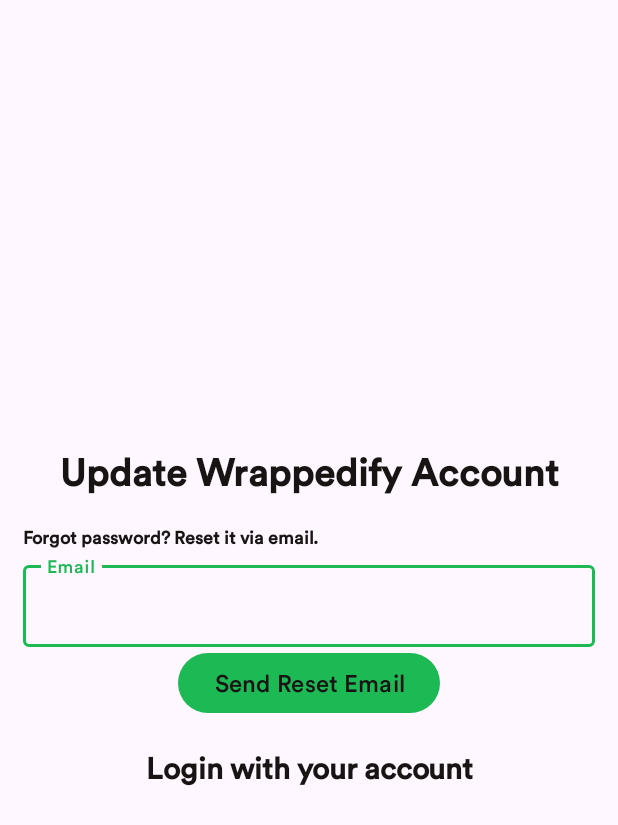
After one commit to ajiang4138/Wrappedify, an Android app: the UpdateAccount screen opened directly, with no data from a screen before it, on a phone screen of 412 x 824 dp. The commit adds this screen. Shown: the top 825 px of the screen. Run offline under Robolectric (Android 15) with nearby library versions, the phone set to English and light mode, and no system bars; our stand-ins replace Firebase (no records; nobody signed in at launch, a user with empty details on screens opened directly); libraries missing offline, so code that uses them is left out: com.spotify.sdk.

Commit message:
implemented change/reset password via email

```diff
--- /dev/null
+++ b/app/src/main/java/com/example/wrappedify/firebaseLogin/UpdateAccount.java
@@ -0,0 +1,77 @@
+package com.example.wrappedify.firebaseLogin;
+
+import android.content.Intent;
+import android.os.Bundle;
+import android.text.TextUtils;
+import android.view.View;
+import android.widget.Button;
+import android.widget.ProgressBar;
+import android.widget.TextView;
+import android.widget.Toast;
+
+import androidx.annotation.NonNull;
+import androidx.appcompat.app.AppCompatActivity;
+
+import com.example.wrappedify.R;
+import com.google.android.gms.tasks.OnCompleteListener;
+import com.google.android.gms.tasks.Task;
+import com.google.android.material.textfield.TextInputEditText;
+import com.google.firebase.auth.FirebaseAuth;
+import com.google.firebase.auth.FirebaseUser;
+import com.spotify.sdk.android.auth.LoginActivity;
+
+public class UpdateAccount extends AppCompatActivity {
+    TextInputEditText regEmail;
+    TextView login;
+    Button registerBtn;
+    ProgressBar progressBar;
+
+    FirebaseAuth mAuth;
+
+    @Override
+    protected void onCreate(Bundle savedInstanceState) {
+        super.onCreate(savedInstanceState);
+        setContentView(R.layout.update_account);
+
+        mAuth = FirebaseAuth.getInstance();
+
+        regEmail = findViewById(R.id.email);
+        registerBtn = findViewById(R.id.registration_btn);
+        progressBar = findViewById(R.id.progressBar);
+        login = findViewById(R.id.registerText);
+
+        login.setOnClickListener(new View.OnClickListener() {
+            @Override
+            public void onClick(View v) {
+                // Start LoginActivity
+                Intent intent = new Intent(UpdateAccount.this, Login.class);
+                startActivity(intent);
+                finish();
+            }
+        });
+
+        registerBtn.setOnClickListener(new View.OnClickListener() {
+            @Override
+            public void onClick(View v) {
+                progressBar.setVisibility(View.VISIBLE);
+                String email, newPassword, confPassword;
+                email = String.valueOf(regEmail.getText());
+
+                // Send password reset email
+                mAuth.sendPasswordResetEmail(email)
+                        .addOnCompleteListener(new OnCompleteListener<Void>() {
+                            @Override
+                            public void onComplete(@NonNull Task<Void> task) {
+                                if (task.isSuccessful()) {
+                                    Toast.makeText(UpdateAccount.this, "Password reset email sent!", Toast.LENGTH_SHORT).show();
+                                } else {
+                                    Toast.makeText(UpdateAccount.this, "Failed to send password reset email!", Toast.LENGTH_SHORT).show();
+                                }
+                                progressBar.setVisibility(View.GONE);
+                            }
+                        });
+            }
+        });
+
+    }
+}
--- a/app/src/main/res/layout/update_account.xml
+++ b/app/src/main/res/layout/update_account.xml
@@ -1,6 +1,76 @@
 <?xml version="1.0" encoding="utf-8"?>
-<androidx.constraintlayout.widget.ConstraintLayout xmlns:android="http://schemas.android.com/apk/res/android"
+<LinearLayout
+    xmlns:app="http://schemas.android.com/apk/res-auto"
+    xmlns:android="http://schemas.android.com/apk/res/android"
+    xmlns:tools="http://schemas.android.com/tools"
     android:layout_width="match_parent"
-    android:layout_height="match_parent">
+    android:layout_height="match_parent"
+    android:orientation="vertical"
+    android:gravity="center"
+    android:padding="15dp"
+    tools:context=".firebaseLogin.Registration">
 
-</androidx.constraintlayout.widget.ConstraintLayout>
+    <TextView
+        android:layout_width="match_parent"
+        android:layout_height="wrap_content"
+        android:text="Update Wrappedify Account"
+        android:textSize="25sp"
+        android:textStyle="bold"
+        android:gravity="center"
+        android:layout_marginBottom="20dp"/>
+
+    <TextView
+        android:layout_width="match_parent"
+        android:layout_height="wrap_content"
+        android:layout_marginBottom="5dp"
+        android:text="Forgot password? Reset it via email."
+        android:textSize="12sp"
+        android:textStyle="bold" />
+
+    <com.google.android.material.textfield.TextInputLayout
+        android:layout_width="match_parent"
+        android:layout_height="wrap_content">
+
+        <com.google.android.material.textfield.TextInputEditText
+            android:id="@+id/email"
+            android:hint="Email"
+            android:layout_width="match_parent"
+            android:layout_height="wrap_content" />
+
+    </com.google.android.material.textfield.TextInputLayout>
+
+    <com.google.android.material.textfield.TextInputLayout
+        android:layout_width="match_parent"
+        android:layout_height="wrap_content">
+
+    </com.google.android.material.textfield.TextInputLayout>
+
+    <com.google.android.material.textfield.TextInputLayout
+        android:layout_width="match_parent"
+        android:layout_height="wrap_content">
+
+    </com.google.android.material.textfield.TextInputLayout>
+
+    <ProgressBar
+        android:id="@+id/progressBar"
+        android:visibility="gone"
+        android:layout_width="wrap_content"
+        android:layout_height="wrap_content" />
+
+    <Button
+        android:id="@+id/registration_btn"
+        android:layout_width="wrap_content"
+        android:layout_height="wrap_content"
+        android:text="Send Reset Email"/>
+
+    <TextView
+        android:id="@+id/registerText"
+        android:layout_width="wrap_content"
+        android:layout_height="wrap_content"
+        android:text="Login with your account"
+        android:textStyle="bold"
+        android:textSize="20sp"
+        android:gravity="center"
+        android:layout_marginTop="20dp"/>
+
+</LinearLayout>
```
Also changed, not shown: app/src/main/AndroidManifest.xml (+8 -1 lines), app/src/main/java/com/example/wrappedify/firebaseLogin/Login.java (+9 -0 lines), app/src/main/res/layout/activity_login.xml (+10 -0 lines).
